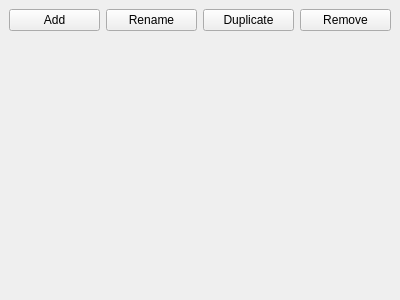
This is src/widgets/layers.ui in Kracav4ik/pencil_mob as Qt 5 draws it before an edit. The edited form follows.
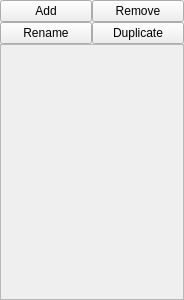
This is the edited form.

Commit message: more compact layers panel

Patch:
```diff
--- a/src/widgets/layers.ui
+++ b/src/widgets/layers.ui
@@ -6,7 +6,7 @@
    <rect>
     <x>0</x>
     <y>0</y>
-    <width>400</width>
+    <width>184</width>
     <height>300</height>
    </rect>
   </property>
@@ -18,6 +18,21 @@
   </property>
   <widget class="QWidget" name="dockWidgetContents">
    <layout class="QVBoxLayout" name="verticalLayout">
+    <property name="spacing">
+     <number>0</number>
+    </property>
+    <property name="leftMargin">
+     <number>0</number>
+    </property>
+    <property name="topMargin">
+     <number>0</number>
+    </property>
+    <property name="rightMargin">
+     <number>0</number>
+    </property>
+    <property name="bottomMargin">
+     <number>0</number>
+    </property>
     <item>
      <layout class="QHBoxLayout" name="horizontalLayout">
       <item>
@@ -28,6 +43,17 @@
        </widget>
       </item>
       <item>
+       <widget class="QPushButton" name="removeLayer">
+        <property name="text">
+         <string>Remove</string>
+        </property>
+       </widget>
+      </item>
+     </layout>
+    </item>
+    <item>
+     <layout class="QHBoxLayout" name="horizontalLayout_2">
+      <item>
        <widget class="QPushButton" name="renameLayer">
         <property name="text">
          <string>Rename</string>
@@ -41,18 +67,39 @@
         </property>
        </widget>
       </item>
-      <item>
-       <widget class="QPushButton" name="removeLayer">
-        <property name="text">
-         <string>Remove</string>
-        </property>
-       </widget>
-      </item>
      </layout>
     </item>
     <item>
-     <widget class="QWidget" name="layers" native="true">
+     <widget class="QScrollArea" name="layersScroll">
+      <property name="horizontalScrollBarPolicy">
+       <enum>Qt::ScrollBarAlwaysOff</enum>
+      </property>
+      <property name="sizeAdjustPolicy">
+       <enum>QAbstractScrollArea::AdjustToContents</enum>
+      </property>
+      <property name="widgetResizable">
+       <bool>true</bool>
+      </property>
+      <property name="alignment">
+       <set>Qt::AlignLeading|Qt::AlignLeft|Qt::AlignTop</set>
+      </property>
+      <widget class="QWidget" name="layers">
       <layout class="QVBoxLayout" name="verticalLayout_2">
+        <property name="spacing">
+         <number>2</number>
+        </property>
+        <property name="leftMargin">
+         <number>2</number>
+        </property>
+        <property name="topMargin">
+         <number>2</number>
+        </property>
+        <property name="rightMargin">
+         <number>2</number>
+        </property>
+        <property name="bottomMargin">
+         <number>2</number>
+        </property>
        <item>
         <spacer name="verticalSpacer">
          <property name="orientation">
@@ -60,13 +107,14 @@
          </property>
          <property name="sizeHint" stdset="0">
           <size>
-           <width>20</width>
-           <height>208</height>
+            <width>0</width>
+            <height>219</height>
           </size>
          </property>
         </spacer>
        </item>
       </layout>
+      </widget>
      </widget>
     </item>
    </layout>
```
Lines whose indentation alone changed are shown as unchanged. The commit also changes 1 other file.
